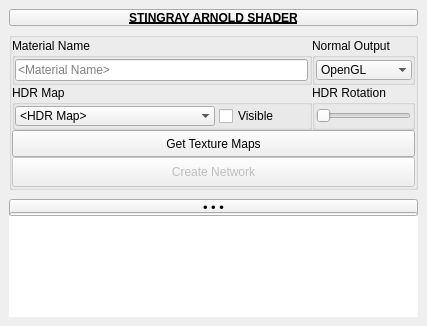
First picture: the form in mayatk/shadertk/stingray_arnold_shader.ui, repository m3trik/mayatk, before the edit.
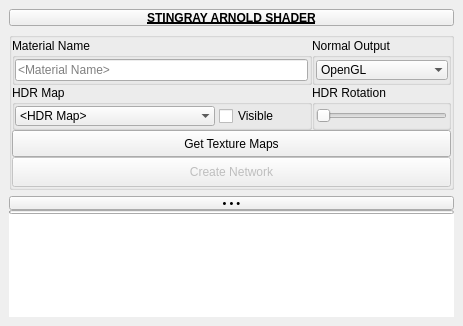
Second picture: the form after the edit. Custom widgets are drawn as their Qt base class.

```diff
--- a/mayatk/shadertk/stingray_arnold_shader.ui
+++ b/mayatk/shadertk/stingray_arnold_shader.ui
@@ -9,7 +9,7 @@
    <rect>
     <x>0</x>
     <y>0</y>
-    <width>427</width>
+    <width>463</width>
     <height>326</height>
    </rect>
   </property>
@@ -494,18 +494,18 @@
           <property name="minimumSize">
            <size>
             <width>0</width>
-            <height>16</height>
+            <height>14</height>
            </size>
           </property>
           <property name="maximumSize">
            <size>
             <width>16777215</width>
-            <height>10</height>
+            <height>14</height>
            </size>
           </property>
           <property name="font">
            <font>
-            <pointsize>10</pointsize>
+            <pointsize>8</pointsize>
            </font>
           </property>
           <property name="text">
```
Left out of the diff: 2 changed lines with no effect on the pictures.
